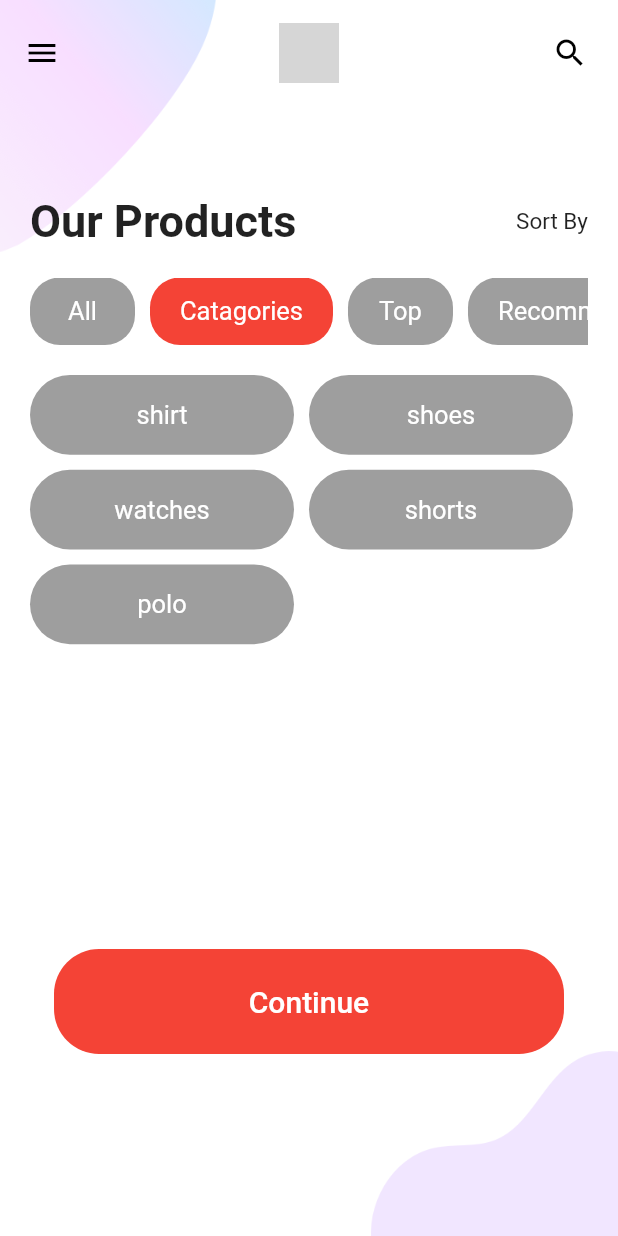
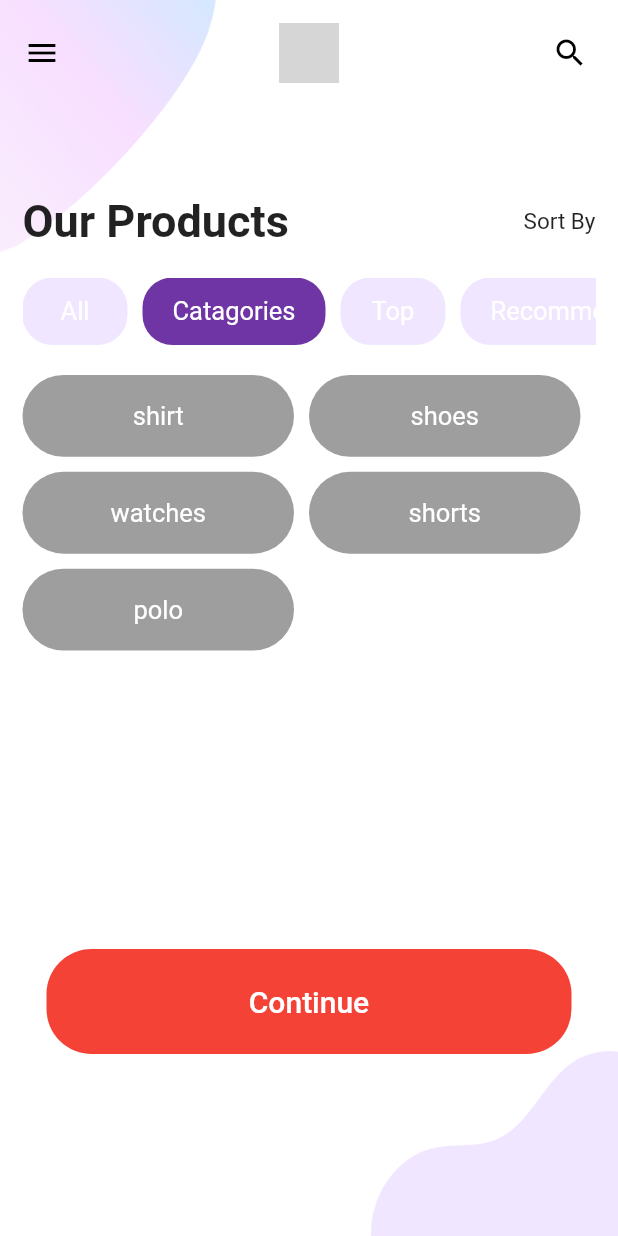
Before and after one commit to waqarshakeel29/arsenic_flutter_ecommerce, a Flutter app: the HomeScreen screen opened directly with empty values, after a tap on "Catagories", on a phone screen of 412 x 824 dp. Run offline on Flutter 3.47's test engine with Material 2 defaults, Android fonts, the phone set to English and light mode, and no system bars; our stand-ins replace dartz, equatable, firebase_auth, firebase_core, flutter_bloc, flutter_svg and 2 more; accounts and stored records are empty; network calls fail; grey boxes are pictures that could not be loaded.

Commit message:
home ui ready with backend

```diff
--- a/lib/presentation/home/home_screen/components/background.dart
+++ b/lib/presentation/home/home_screen/components/background.dart
@@ -1,3 +1,4 @@
+import 'package:arsenic_flutter_ecommerce/shared/constants.dart';
 import 'package:flutter/material.dart';
 
 class Background extends StatelessWidget {
--- a/lib/presentation/home/home_screen/components/body.dart
+++ b/lib/presentation/home/home_screen/components/body.dart
@@ -2,6 +2,7 @@ import 'package:arsenic_flutter_ecommerce/controller/home/bloc.dart';
 import 'package:arsenic_flutter_ecommerce/main.dart';
 import 'package:arsenic_flutter_ecommerce/presentation/home/home_screen/components/catagories_list_view.dart';
 import 'package:arsenic_flutter_ecommerce/presentation/home/home_screen/components/horizontal_list_filter.dart';
+import 'package:arsenic_flutter_ecommerce/shared/constants.dart';
 import 'package:flutter/material.dart';
 import 'package:flutter_bloc/flutter_bloc.dart';
 
@@ -74,7 +75,7 @@ class _BodyState extends State<Body> {
             bloc: sl<HomeBloc>(),
             builder: (buildContext, state) {
               return Padding(
-                  padding: const EdgeInsets.only(top: 130, left: 20, right: 20),
+                  padding: const EdgeInsets.only(top: 130, left: 15, right: 15),
                   child: Column(
                       mainAxisAlignment: MainAxisAlignment.center,
                       children: <Widget>[
@@ -108,16 +109,82 @@ class _BodyState extends State<Body> {
                               return MediaQuery.removePadding(
                                 context: context,
                                 removeTop: true,
-                                child: ListView(
-                                  children: List<String>.generate(
-                                          100, (i) => (i + 1).toString())
-                                      .map((String string) {
-                                    return Padding(
-                                      padding: const EdgeInsets.all(8.0),
-                                      child: Text(string),
-                                    );
-                                  }).toList(),
-                                ),
+                                child: ListView.builder(
+                                    itemCount: state.listStoreItems.length,
+                                    itemBuilder: (_, index) {
+                                      return Padding(
+                                        padding: const EdgeInsets.all(8.0),
+                                        child: Container(
+                                          height: 120,
+                                          width: size.width,
+                                          decoration: BoxDecoration(
+                                              color: kPrimaryLightColor,
+                                              borderRadius: BorderRadius.all(
+                                                  Radius.circular(20))),
+                                          child: Row(
+                                            crossAxisAlignment:
+                                                CrossAxisAlignment.start,
+                                            children: [
+                                              Padding(
+                                                padding:
+                                                    const EdgeInsets.all(8.0),
+                                                child: ClipRRect(
+                                                  borderRadius:
+                                                      BorderRadius.circular(
+                                                          8.0),
+                                                  child: Image(
+                                                      height: 100,
+                                                      width: 100,
+                                                      fit: BoxFit.fill,
+                                                      image: NetworkImage(
+                                                          "https://i.insider.com/5e38419b5bc79c4c7d4e1192?width=906&format=jpeg")),
+                                                ),
+                                              ),
+                                              Padding(
+                                                padding:
+                                                    const EdgeInsets.all(8.0),
+                                                child: Column(
+                                                  crossAxisAlignment:
+                                                      CrossAxisAlignment.start,
+                                                  mainAxisAlignment:
+                                                      MainAxisAlignment
+                                                          .spaceEvenly,
+                                                  children: [
+                                                    Text(
+                                                      state
+                                                          .listStoreItems[index]
+                                                          .itemName,
+                                                      style: TextStyle(
+                                                          color: Colors.black,
+                                                          fontSize: 18),
+                                                    ),
+                                                    Text(
+                                                      state
+                                                          .listStoreItems[index]
+                                                          .itemName,
+                                                      style: TextStyle(
+                                                          color: Colors.black,
+                                                          fontSize: 16),
+                                                    ),
+                                                    Text(
+                                                      "AED " +
+                                                          state
+                                                              .listStoreItems[
+                                                                  index]
+                                                              .itemPrice
+                                                              .toString(),
+                                                      style: TextStyle(
+                                                          color: Colors.black,
+                                                          fontSize: 20),
+                                                    )
+                                                  ],
+                                                ),
+                                              ),
+                                            ],
+                                          ),
+                                        ),
+                                      );
+                                    }),
                               );
                             } else if (state is LoadedCatatoryState) {
                               return Column(
--- a/lib/presentation/home/home_screen/components/horizontal_list_filter.dart
+++ b/lib/presentation/home/home_screen/components/horizontal_list_filter.dart
@@ -1,4 +1,5 @@
 import 'package:arsenic_flutter_ecommerce/controller/home/bloc.dart';
+import 'package:arsenic_flutter_ecommerce/shared/constants.dart';
 import 'package:flutter/material.dart';
 import 'package:provider/src/provider.dart';
 
@@ -41,7 +42,9 @@ class _HorizontalListFilterState extends State<HorizontalListFilter> {
               child: Container(
                   constraints: BoxConstraints(minWidth: 70),
                   decoration: BoxDecoration(
-                    color: selectedIndex == index ? Colors.red : Colors.grey,
+                    color: selectedIndex == index
+                        ? kPrimaryColor
+                        : kPrimaryLightColor,
                     borderRadius: BorderRadius.all(Radius.circular(20)),
                   ),
                   child: Center(
```
